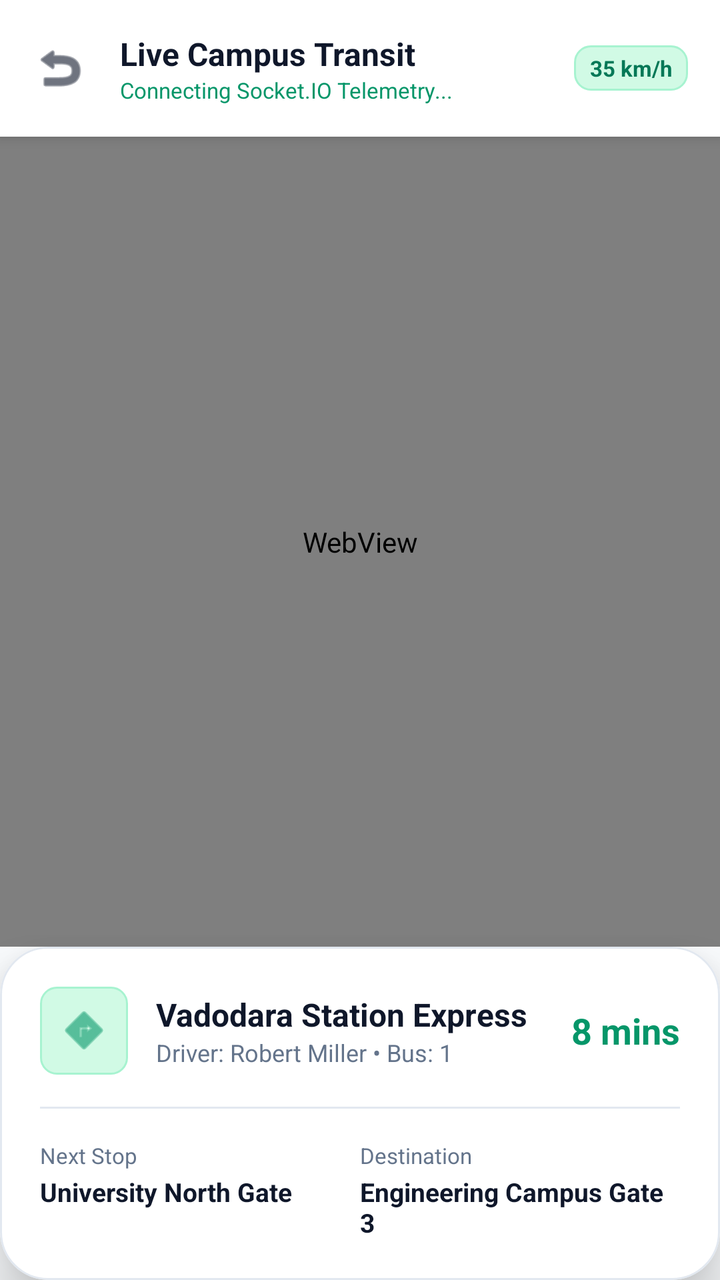
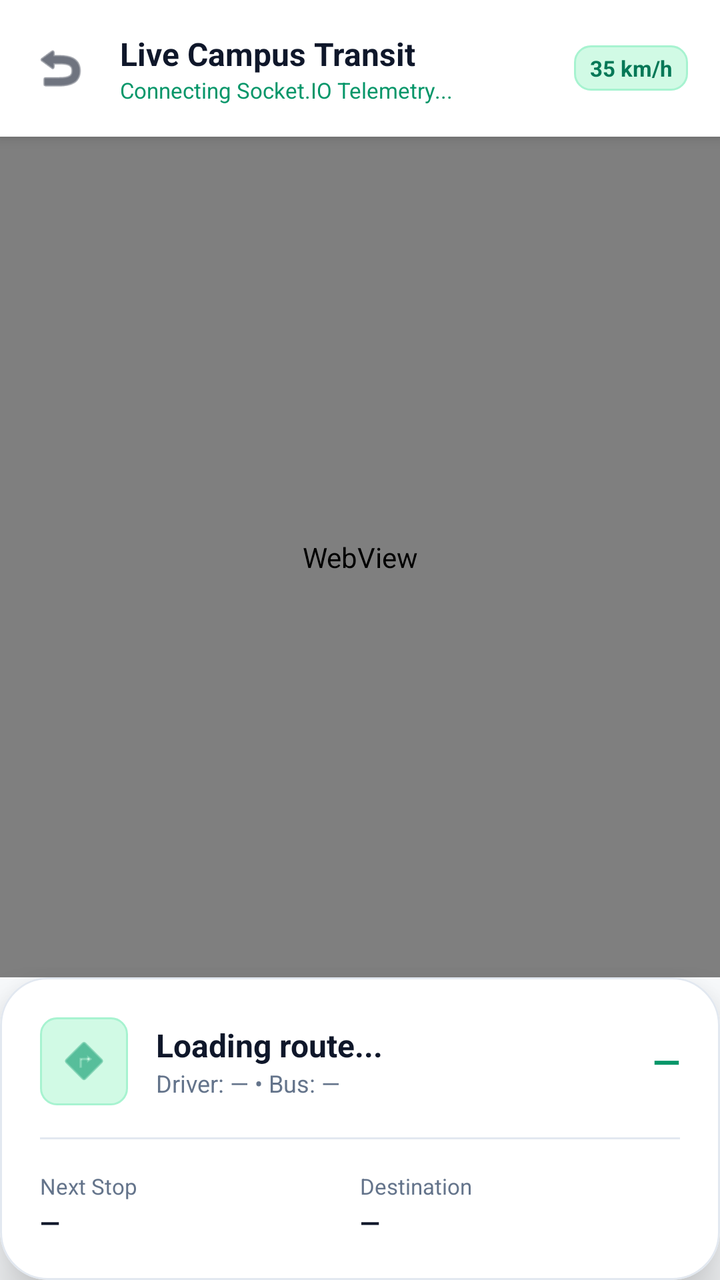

The first picture is an Android layout as it rendered before a commit; the second is the same layout after the commit. The layout source and the unified diff follow.
<!-- AndroidManifest.xml: application theme Theme.UniTrack -->
<!-- res/layout/activity_live_bus.xml -->
<?xml version="1.0" encoding="utf-8"?>
<androidx.constraintlayout.widget.ConstraintLayout xmlns:android="http://schemas.android.com/apk/res/android"
    xmlns:app="http://schemas.android.com/apk/res-auto"
    android:layout_width="match_parent"
    android:layout_height="match_parent"
    android:background="@color/background">

    
    <LinearLayout
        android:id="@+id/topBar"
        android:layout_width="match_parent"
        android:layout_height="wrap_content"
        android:background="@color/white"
        android:elevation="4dp"
        android:gravity="center_vertical"
        android:orientation="horizontal"
        android:padding="16dp"
        app:layout_constraintTop_toTopOf="parent">

        <ImageView
            android:id="@+id/btnBack"
            android:layout_width="28dp"
            android:layout_height="28dp"
            android:clickable="true"
            android:focusable="true"
            android:src="@android:drawable/ic_menu_revert"
            app:tint="@color/text_primary" />

        <LinearLayout
            android:layout_width="0dp"
            android:layout_height="wrap_content"
            android:layout_marginStart="16dp"
            android:layout_weight="1"
            android:orientation="vertical">

            <TextView
                android:id="@+id/tvBusTitle"
                android:layout_width="wrap_content"
                android:layout_height="wrap_content"
                android:text="Live Campus Transit"
                android:textColor="@color/text_primary"
                android:textSize="16sp"
                android:textStyle="bold" />

            <TextView
                android:id="@+id/tvLiveStatus"
                android:layout_width="wrap_content"
                android:layout_height="wrap_content"
                android:text="Connecting Socket.IO Telemetry..."
                android:textColor="@color/primary"
                android:textSize="11sp" />
        </LinearLayout>

        <TextView
            android:id="@+id/tvSpeedBadge"
            android:layout_width="wrap_content"
            android:layout_height="wrap_content"
            android:background="@drawable/bg_badge_emerald"
            android:paddingStart="8dp"
            android:paddingTop="4dp"
            android:paddingEnd="8dp"
            android:paddingBottom="4dp"
            android:text="35 km/h"
            android:textColor="@color/primary_dark"
            android:textSize="11sp"
            android:textStyle="bold" />

    </LinearLayout>

    
    <FrameLayout
        android:id="@+id/mapContainer"
        android:layout_width="match_parent"
        android:layout_height="0dp"
        app:layout_constraintBottom_toTopOf="@id/bottomSheetCard"
        app:layout_constraintTop_toBottomOf="@id/topBar">

        <WebView
            android:id="@+id/mapWebView"
            android:layout_width="match_parent"
            android:layout_height="match_parent" />

        
        <LinearLayout
            android:id="@+id/telemetryOverlay"
            android:layout_width="match_parent"
            android:layout_height="match_parent"
            android:background="#E2E8F0"
            android:gravity="center"
            android:orientation="vertical"
            android:padding="24dp"
            android:visibility="gone">

            <ImageView
                android:layout_width="64dp"
                android:layout_height="64dp"
                android:src="@android:drawable/ic_menu_compass"
                app:tint="@color/primary" />

            <TextView
                android:id="@+id/tvCoordinates"
                android:layout_width="wrap_content"
                android:layout_height="wrap_content"
                android:layout_marginTop="12dp"
                android:fontFamily="monospace"
                android:text="GPS: 22.2887° N, 73.3634° E"
                android:textColor="@color/text_primary"
                android:textSize="13sp"
                android:textStyle="bold" />

            <TextView
                android:layout_width="wrap_content"
                android:layout_height="wrap_content"
                android:layout_marginTop="4dp"
                android:text="Campus Depot Standby • Real-time Active"
                android:textColor="@color/primary"
                android:textSize="12sp" />
        </LinearLayout>

    </FrameLayout>

    
    <com.google.android.material.card.MaterialCardView
        android:id="@+id/bottomSheetCard"
        style="@style/Widget.UniTrack.Card"
        android:layout_width="match_parent"
        android:layout_height="wrap_content"
        app:cardCornerRadius="24dp"
        app:cardElevation="16dp"
        app:layout_constraintBottom_toBottomOf="parent">

        <LinearLayout
            android:layout_width="match_parent"
            android:layout_height="wrap_content"
            android:orientation="vertical"
            android:padding="20dp">

            <LinearLayout
                android:layout_width="match_parent"
                android:layout_height="wrap_content"
                android:gravity="center_vertical"
                android:orientation="horizontal">

                <ImageView
                    android:layout_width="44dp"
                    android:layout_height="44dp"
                    android:background="@drawable/bg_badge_emerald"
                    android:padding="8dp"
                    android:src="@android:drawable/ic_menu_directions"
                    app:tint="@color/primary" />

                <LinearLayout
                    android:layout_width="0dp"
                    android:layout_height="wrap_content"
                    android:layout_marginStart="14dp"
                    android:layout_weight="1"
                    android:orientation="vertical">

                    <TextView
                        android:id="@+id/tvRouteName"
                        android:layout_width="wrap_content"
                        android:layout_height="wrap_content"
                        android:text="Vadodara Station Express"
                        android:textColor="@color/text_primary"
                        android:textSize="16sp"
                        android:textStyle="bold" />

                    <TextView
                        android:id="@+id/tvDriverInfo"
                        android:layout_width="wrap_content"
                        android:layout_height="wrap_content"
                        android:text="Driver: Robert Miller • Bus: 1"
                        android:textColor="@color/text_secondary"
                        android:textSize="12sp" />
                </LinearLayout>

                <TextView
                    android:id="@+id/tvEta"
                    android:layout_width="wrap_content"
                    android:layout_height="wrap_content"
                    android:text="8 mins"
                    android:textColor="@color/primary"
                    android:textSize="18sp"
                    android:textStyle="bold" />
            </LinearLayout>

            <View
                android:layout_width="match_parent"
                android:layout_height="1dp"
                android:layout_marginTop="16dp"
                android:layout_marginBottom="16dp"
                android:background="@color/divider" />

            <LinearLayout
                android:layout_width="match_parent"
                android:layout_height="wrap_content"
                android:orientation="horizontal">

                <LinearLayout
                    android:layout_width="0dp"
                    android:layout_height="wrap_content"
                    android:layout_weight="1"
                    android:orientation="vertical">

                    <TextView
                        android:layout_width="wrap_content"
                        android:layout_height="wrap_content"
                        android:text="Next Stop"
                        android:textColor="@color/text_secondary"
                        android:textSize="11sp" />

                    <TextView
                        android:id="@+id/tvNextStop"
                        android:layout_width="wrap_content"
                        android:layout_height="wrap_content"
                        android:layout_marginTop="2dp"
                        android:text="University North Gate"
                        android:textColor="@color/text_primary"
                        android:textSize="13sp"
                        android:textStyle="bold" />
                </LinearLayout>

                <LinearLayout
                    android:layout_width="0dp"
                    android:layout_height="wrap_content"
                    android:layout_weight="1"
                    android:orientation="vertical">

                    <TextView
                        android:layout_width="wrap_content"
                        android:layout_height="wrap_content"
                        android:text="Destination"
                        android:textColor="@color/text_secondary"
                        android:textSize="11sp" />

                    <TextView
                        android:id="@+id/tvTerminus"
                        android:layout_width="wrap_content"
                        android:layout_height="wrap_content"
                        android:layout_marginTop="2dp"
                        android:text="Engineering Campus Gate 3"
                        android:textColor="@color/text_primary"
                        android:textSize="13sp"
                        android:textStyle="bold" />
                </LinearLayout>
            </LinearLayout>

        </LinearLayout>
    </com.google.android.material.card.MaterialCardView>

</androidx.constraintlayout.widget.ConstraintLayout>
<!-- resources referenced by this layout -->
<resources>
  <color name="background">#F8FAFC</color>
  <color name="divider">#E2E8F0</color>
  <color name="primary">#059669</color>
  <color name="primary_dark">#047857</color>
  <color name="text_primary">#0F172A</color>
  <color name="text_secondary">#64748B</color>
  <color name="white">#FFFFFF</color>
  <!-- drawable bg_badge_emerald (drawable) -->
  <?xml version="1.0" encoding="utf-8"?>
  <shape xmlns:android="http://schemas.android.com/apk/res/android"
      android:shape="rectangle">
      <corners android:radius="8dp" />
      <solid android:color="#D1FAE5" />
      <stroke android:width="1dp" android:color="#A7F3D0" />
  </shape>
  <style name="Widget.UniTrack.Card" parent="Widget.MaterialComponents.CardView">
          <item name="cardCornerRadius">20dp</item>
          <item name="cardElevation">2dp</item>
          <item name="cardBackgroundColor">@color/card_background</item>
          <item name="strokeColor">@color/border</item>
          <item name="strokeWidth">1dp</item>
      </style>
  <style name="Theme.UniTrack" parent="Theme.MaterialComponents.DayNight.NoActionBar">
          
          <item name="colorPrimary">@color/primary</item>
          <item name="colorPrimaryVariant">@color/primary_dark</item>
          <item name="colorOnPrimary">@color/pure_white</item>
          
          <item name="colorSecondary">@color/secondary</item>
          <item name="colorSecondaryVariant">@color/secondary_light</item>
          <item name="colorOnSecondary">@color/pure_white</item>
          
          <item name="android:statusBarColor">@color/surface</item>
          <item name="android:windowLightStatusBar">true</item>
          <item name="android:windowBackground">@color/background</item>
          <item name="colorSurface">@color/surface</item>
          <item name="colorOnSurface">@color/text_primary</item>
  
          
          <item name="android:textColor">@color/text_primary</item>
          <item name="android:textColorPrimary">@color/text_primary</item>
          <item name="android:textColorSecondary">@color/text_secondary</item>
          <item name="android:textColorHint">@color/input_hint</item>
          <item name="android:editTextColor">@color/input_text</item>
  
          
          <item name="textInputStyle">@style/Widget.UniTrack.TextInputLayout</item>
          <item name="editTextStyle">@style/Widget.UniTrack.EditText</item>
      </style>
  <color name="card_background">#FFFFFF</color>
  <color name="border">#E2E8F0</color>
  <color name="pure_white">#FFFFFF</color>
  <color name="secondary">#0F172A</color>
  <color name="secondary_light">#1E293B</color>
  <color name="surface">#FFFFFF</color>
  <color name="input_hint">#64748B</color>
  <color name="input_text">#0F172A</color>
  <style name="Widget.UniTrack.TextInputLayout" parent="Widget.MaterialComponents.TextInputLayout.OutlinedBox">
          <item name="boxStrokeColor">@color/primary</item>
          <item name="hintTextColor">@color/primary</item>
          <item name="android:textColorHint">@color/input_hint</item>
          <item name="boxBackgroundColor">@color/input_background</item>
          <item name="boxCornerRadiusTopStart">12dp</item>
          <item name="boxCornerRadiusTopEnd">12dp</item>
          <item name="boxCornerRadiusBottomStart">12dp</item>
          <item name="boxCornerRadiusBottomEnd">12dp</item>
      </style>
  <style name="Widget.UniTrack.EditText" parent="Widget.MaterialComponents.TextInputEditText.OutlinedBox">
          <item name="android:textColor">@color/input_text</item>
          <item name="android:textColorHint">@color/input_hint</item>
          <item name="android:textSize">14sp</item>
      </style>
  <color name="input_background">#FFFFFF</color>
</resources>

<!-- the commit's change to res/layout/activity_live_bus.xml (unified diff, before → after) -->
@@ -160,7 +160,7 @@
                         android:id="@+id/tvRouteName"
                         android:layout_width="wrap_content"
                         android:layout_height="wrap_content"
-                        android:text="Vadodara Station Express"
+                        android:text="Loading route..."
                         android:textColor="@color/text_primary"
                         android:textSize="16sp"
                         android:textStyle="bold" />
@@ -169,7 +169,7 @@
                         android:id="@+id/tvDriverInfo"
                         android:layout_width="wrap_content"
                         android:layout_height="wrap_content"
-                        android:text="Driver: Robert Miller • Bus: 1"
+                        android:text="Driver: — • Bus: —"
                         android:textColor="@color/text_secondary"
                         android:textSize="12sp" />
                 </LinearLayout>
@@ -178,7 +178,7 @@
                     android:id="@+id/tvEta"
                     android:layout_width="wrap_content"
                     android:layout_height="wrap_content"
-                    android:text="8 mins"
+                    android:text="—"
                     android:textColor="@color/primary"
                     android:textSize="18sp"
                     android:textStyle="bold" />
@@ -214,7 +214,7 @@
                         android:layout_width="wrap_content"
                         android:layout_height="wrap_content"
                         android:layout_marginTop="2dp"
-                        android:text="University North Gate"
+                        android:text="—"
                         android:textColor="@color/text_primary"
                         android:textSize="13sp"
                         android:textStyle="bold" />
@@ -238,7 +238,7 @@
                         android:layout_width="wrap_content"
                         android:layout_height="wrap_content"
                         android:layout_marginTop="2dp"
-                        android:text="Engineering Campus Gate 3"
+                        android:text="—"
                         android:textColor="@color/text_primary"
                         android:textSize="13sp"
                         android:textStyle="bold" />
